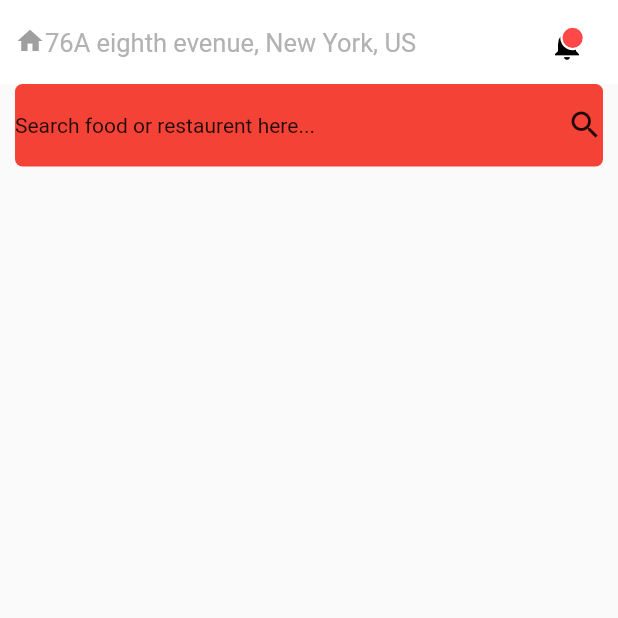
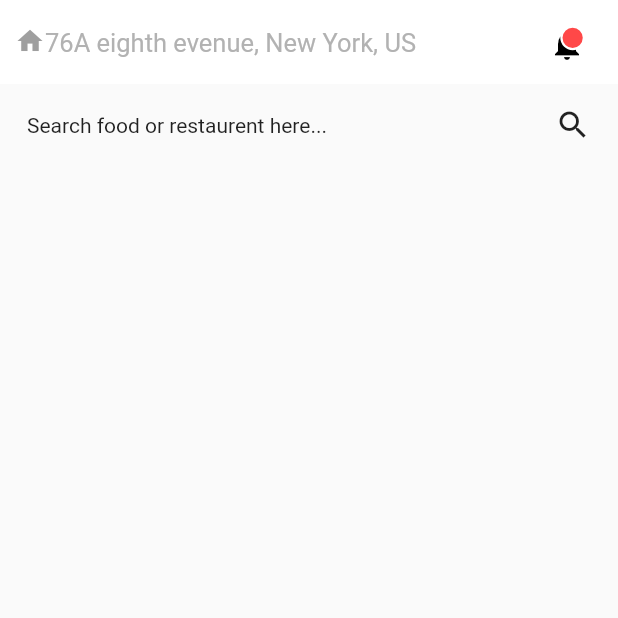
Before and after one commit to IshtiaqAhmadRion/home_design_6am_tech, a Flutter app: the screen it shows after launch, on a phone screen of 412 x 824 dp, the top half of it. Run offline on Flutter 3.47's test engine with Material 2 defaults, Android fonts, the light colour scheme and no system bars.

Commit message:
Update body.dart

```diff
--- a/lib/screen/home/component/body.dart
+++ b/lib/screen/home/component/body.dart
@@ -11,15 +11,20 @@ class Body extends StatelessWidget {
       child: Column(
         children: [
           Container(
+
+
             margin: EdgeInsets.only(left: 10,right: 10),
             height: MediaQuery.of(context).size.height / 15,
             width: MediaQuery.of(context).size.width,
             decoration: BoxDecoration(
-              color: Colors.red,
+
+
 
               borderRadius: BorderRadius.circular(5),
 
             ),
+            child: Padding(
+              padding: const EdgeInsets.all(8.0),
               child: Row(
                 mainAxisAlignment: MainAxisAlignment.spaceBetween,
                 children: [
@@ -28,6 +33,7 @@ class Body extends StatelessWidget {
                 ],
               ),
             ),
+          ),
         ],
       ),
     );
```
Lines whose indentation alone changed are shown as unchanged.
